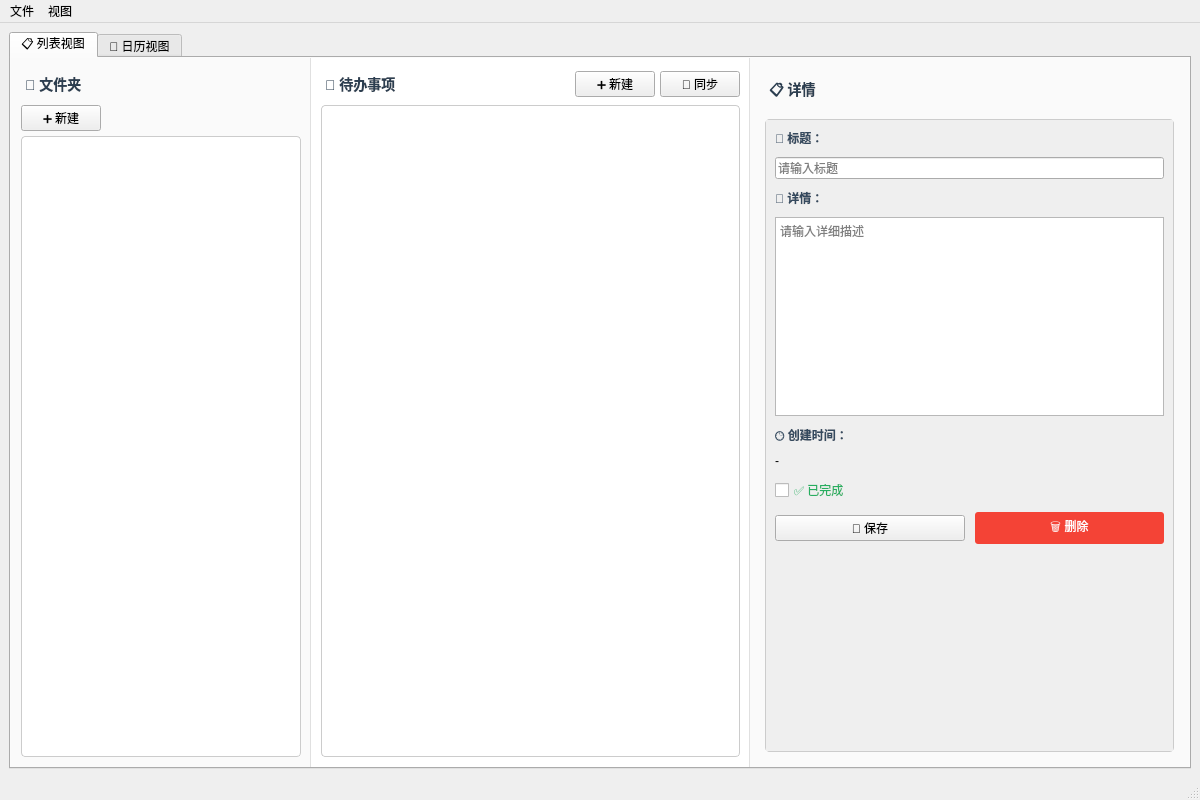
The window that mainwindow.ui (fhrdr/todolist) describes before a commit, drawn with Qt 5.
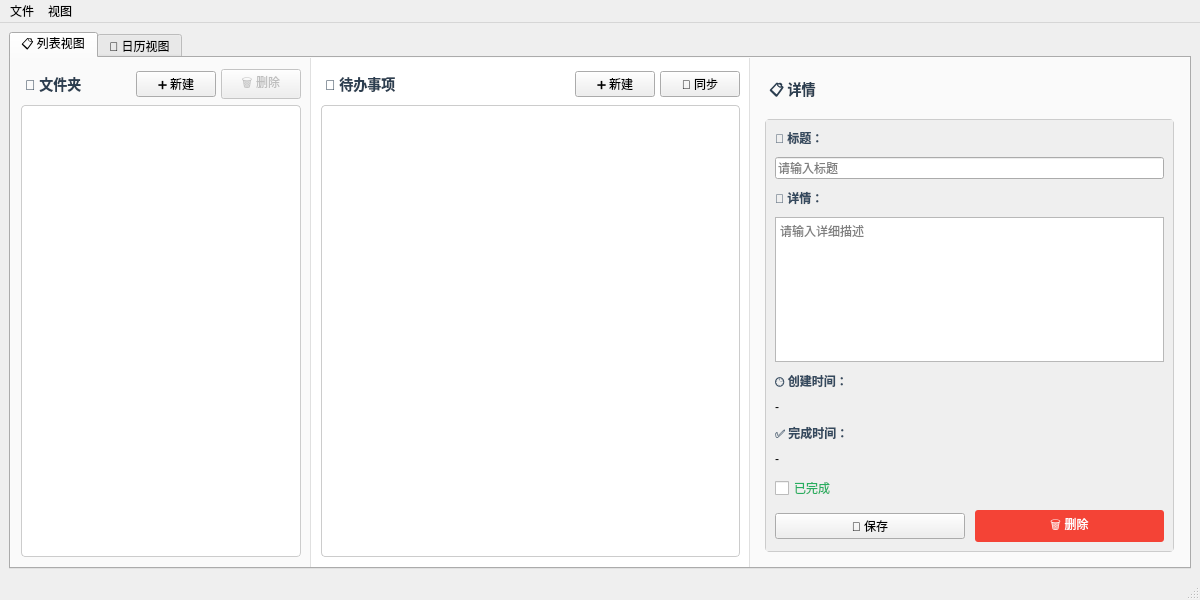
The same window after the commit.

Commit message: 修复主页面按钮问题，调整UI

What changed in the file:
```diff
--- a/mainwindow.ui
+++ b/mainwindow.ui
@@ -7,7 +7,7 @@
     <x>0</x>
     <y>0</y>
     <width>1200</width>
-    <height>800</height>
+    <height>600</height>
    </rect>
   </property>
   <property name="windowTitle">
@@ -77,6 +77,8 @@
             <number>10</number>
            </property>
            <item>
+            <layout class="QHBoxLayout" name="folderHeaderLayout">
+             <item>
             <widget class="QLabel" name="folderLabel">
               <property name="text">
                <string>📁 文件夹</string>
@@ -87,7 +89,18 @@
              </widget>
            </item>
            <item>
-            <layout class="QHBoxLayout" name="folderButtonLayout">
+              <spacer name="horizontalSpacer">
+               <property name="orientation">
+                <enum>Qt::Horizontal</enum>
+               </property>
+               <property name="sizeHint" stdset="0">
+                <size>
+                 <width>40</width>
+                 <height>20</height>
+                </size>
+               </property>
+              </spacer>
+             </item>
              <item>
               <widget class="QPushButton" name="newFolderBtn">
                 <property name="text">
@@ -105,17 +118,23 @@
                </widget>
              </item>
              <item>
-              <spacer name="horizontalSpacer">
-               <property name="orientation">
-                <enum>Qt::Horizontal</enum>
-               </property>
-               <property name="sizeHint" stdset="0">
+               <widget class="QPushButton" name="deleteFolderBtn">
+                 <property name="text">
+                  <string>🗑️ 删除</string>
+                 </property>
+                 <property name="maximumSize">
                 <size>
-                 <width>40</width>
-                 <height>20</height>
-                </size>
-               </property>
-              </spacer>
+                   <width>80</width>
+                   <height>16777215</height>
+                  </size>
+                 </property>
+                 <property name="toolTip">
+                  <string>删除选中的文件夹</string>
+                 </property>
+                 <property name="enabled">
+                  <bool>false</bool>
+                 </property>
+                </widget>
              </item>
             </layout>
            </item>
@@ -367,10 +386,27 @@
                  </property>
                 </widget>
                </item>
+               <item>
+                <widget class="QLabel" name="completedTimeLabel_title">
+                 <property name="text">
+                  <string>✅ 完成时间：</string>
+                 </property>
+                 <property name="styleSheet">
+                  <string notr="true">font-weight: bold; color: #34495e;</string>
+                 </property>
+                </widget>
+               </item>
+               <item>
+                <widget class="QLabel" name="completedTimeLabel">
+                 <property name="text">
+                  <string>-</string>
+                 </property>
+                </widget>
+               </item>
                <item>
                 <widget class="QCheckBox" name="completedCheckBox">
                  <property name="text">
-                  <string>✅ 已完成</string>
+                  <string>已完成</string>
                  </property>
                  <property name="styleSheet">
                   <string notr="true">font-size: 12px; color: #27ae60;</string>
```
Lines whose indentation alone changed are shown as unchanged. The commit also changes 5 other files.
